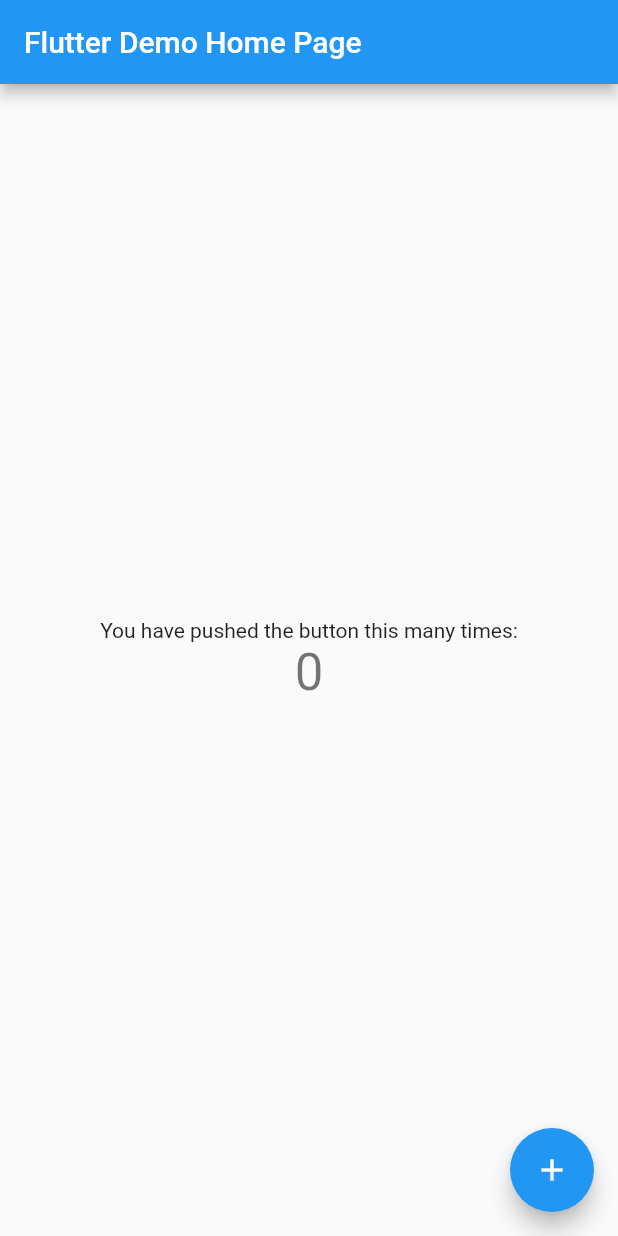
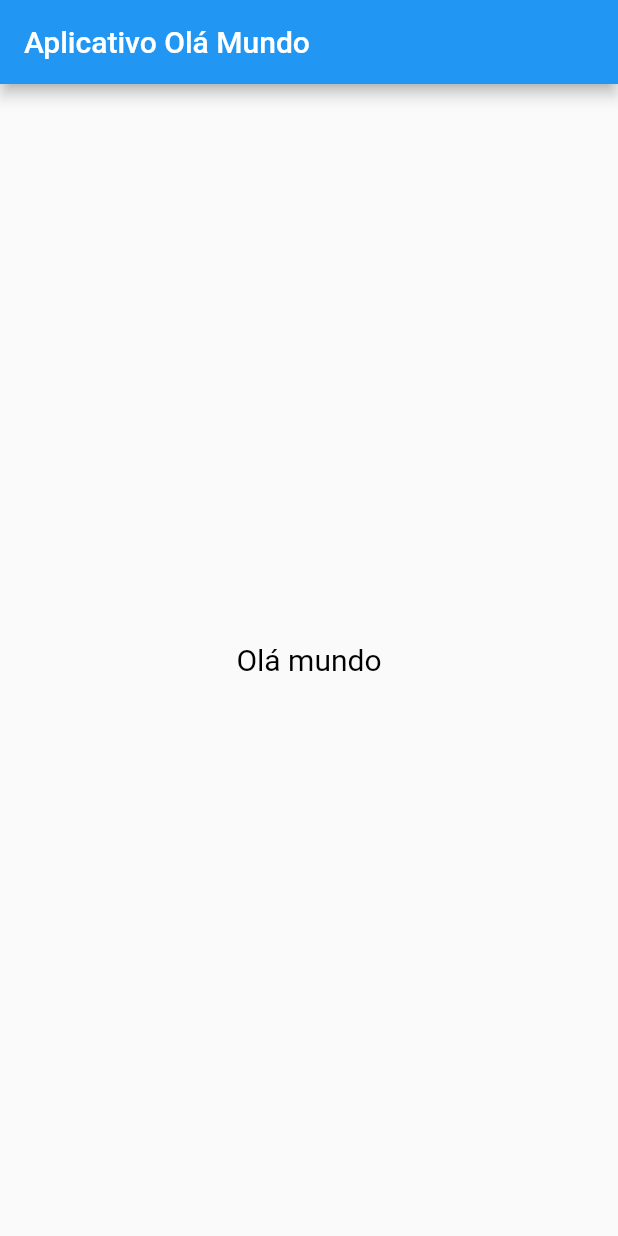
Before and after one commit to thiago-dsd/Flutter, a Flutter app: the screen it shows after launch, on a phone screen of 412 x 824 dp. Run offline on Flutter 3.47's test engine with Material 2 defaults, Android fonts, the phone set to English and light mode, and no system bars.

Commit message:
Create a text

```diff
--- a/lib/main.dart
+++ b/lib/main.dart
@@ -1,115 +1,23 @@
 import 'package:flutter/material.dart';
 
+/*
+  Scaffold - significa andaime em inglês
+*/
 void main() {
-  runApp(const MyApp());
-}
-
-class MyApp extends StatelessWidget {
-  const MyApp({super.key});
-
-  // This widget is the root of your application.
-  @override
-  Widget build(BuildContext context) {
-    return MaterialApp(
-      title: 'Flutter Demo',
-      theme: ThemeData(
-        // This is the theme of your application.
-        //
-        // Try running your application with "flutter run". You'll see the
-        // application has a blue toolbar. Then, without quitting the app, try
-        // changing the primarySwatch below to Colors.green and then invoke
-        // "hot reload" (press "r" in the console where you ran "flutter run",
-        // or simply save your changes to "hot reload" in a Flutter IDE).
-        // Notice that the counter didn't reset back to zero; the application
-        // is not restarted.
-        primarySwatch: Colors.blue,
-      ),
-      home: const MyHomePage(title: 'Flutter Demo Home Page'),
-    );
-  }
-}
-
-class MyHomePage extends StatefulWidget {
-  const MyHomePage({super.key, required this.title});
-
-  // This widget is the home page of your application. It is stateful, meaning
-  // that it has a State object (defined below) that contains fields that affect
-  // how it looks.
-
-  // This class is the configuration for the state. It holds the values (in this
-  // case the title) provided by the parent (in this case the App widget) and
-  // used by the build method of the State. Fields in a Widget subclass are
-  // always marked "final".
-
-  final String title;
-
-  @override
-  State<MyHomePage> createState() => _MyHomePageState();
-}
-
-class _MyHomePageState extends State<MyHomePage> {
-  int _counter = 0;
-
-  void _incrementCounter() {
-    setState(() {
-      // This call to setState tells the Flutter framework that something has
-      // changed in this State, which causes it to rerun the build method below
-      // so that the display can reflect the updated values. If we changed
-      // _counter without calling setState(), then the build method would not be
-      // called again, and so nothing would appear to happen.
-      _counter++;
-    });
-  }
-
-  @override
-  Widget build(BuildContext context) {
-    // This method is rerun every time setState is called, for instance as done
-    // by the _incrementCounter method above.
-    //
-    // The Flutter framework has been optimized to make rerunning build methods
-    // fast, so that you can just rebuild anything that needs updating rather
-    // than having to individually change instances of widgets.
-    return Scaffold(
-      appBar: AppBar(
-        // Here we take the value from the MyHomePage object that was created by
-        // the App.build method, and use it to set our appbar title.
-        title: Text(widget.title),
-      ),
-      body: Center(
-        // Center is a layout widget. It takes a single child and positions it
-        // in the middle of the parent.
-        child: Column(
-          // Column is also a layout widget. It takes a list of children and
-          // arranges them vertically. By default, it sizes itself to fit its
-          // children horizontally, and tries to be as tall as its parent.
-          //
-          // Invoke "debug painting" (press "p" in the console, choose the
-          // "Toggle Debug Paint" action from the Flutter Inspector in Android
-          // Studio, or the "Toggle Debug Paint" command in Visual Studio Code)
-          // to see the wireframe for each widget.
-          //
-          // Column has various properties to control how it sizes itself and
-          // how it positions its children. Here we use mainAxisAlignment to
-          // center the children vertically; the main axis here is the vertical
-          // axis because Columns are vertical (the cross axis would be
-          // horizontal).
-          mainAxisAlignment: MainAxisAlignment.center,
-          children: <Widget>[
-            const Text(
-              'You have pushed the button this many times:',
-            ),
-            Text(
-              '$_counter',
-              style: Theme.of(context).textTheme.headline4,
-            ),
-          ],
+  runApp(
+    MaterialApp(
+      home: Scaffold(
+        appBar: AppBar(
+          title: Text("Aplicativo Olá Mundo"),
+        ),
+        body:Center(
+          child: Text(
+              "Olá mundo",
+              style: TextStyle(fontSize: 20,color: Colors.black,
+              )
+          ),
         ),
       ),
-      floatingActionButton: FloatingActionButton(
-        onPressed: _incrementCounter,
-        tooltip: 'Increment',
-        child: const Icon(Icons.add),
-      ), // This trailing comma makes auto-formatting nicer for build methods.
-    );
-  }
+    ),
+  );
 }
```
Also changed, not shown: 1 other file.
